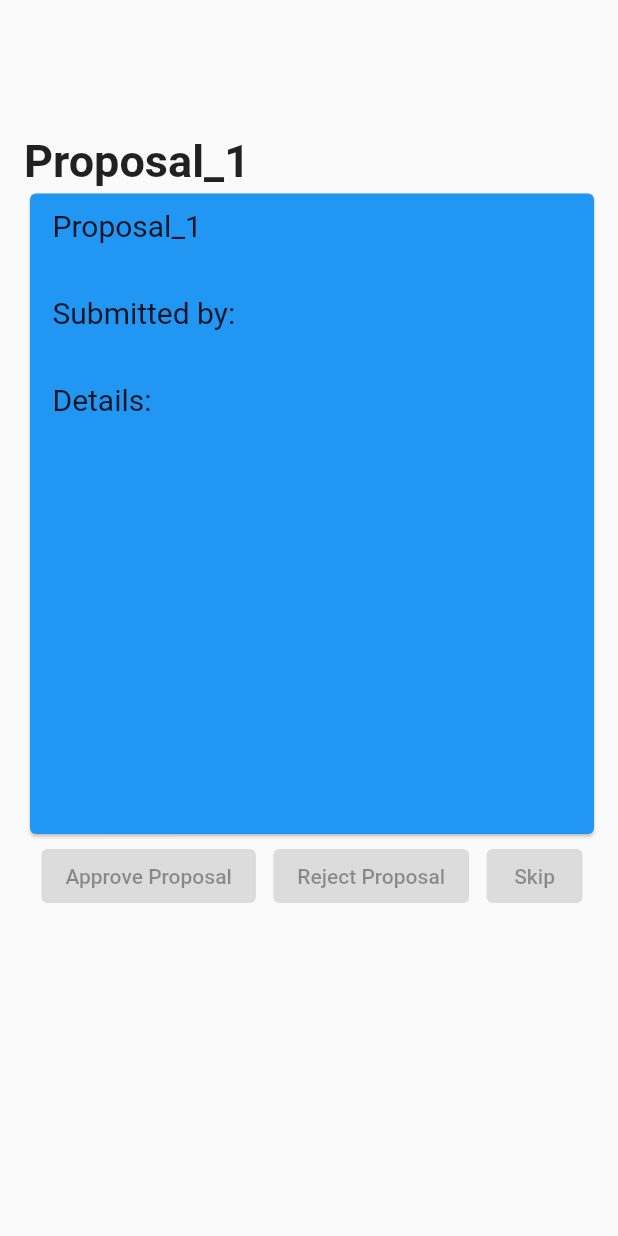
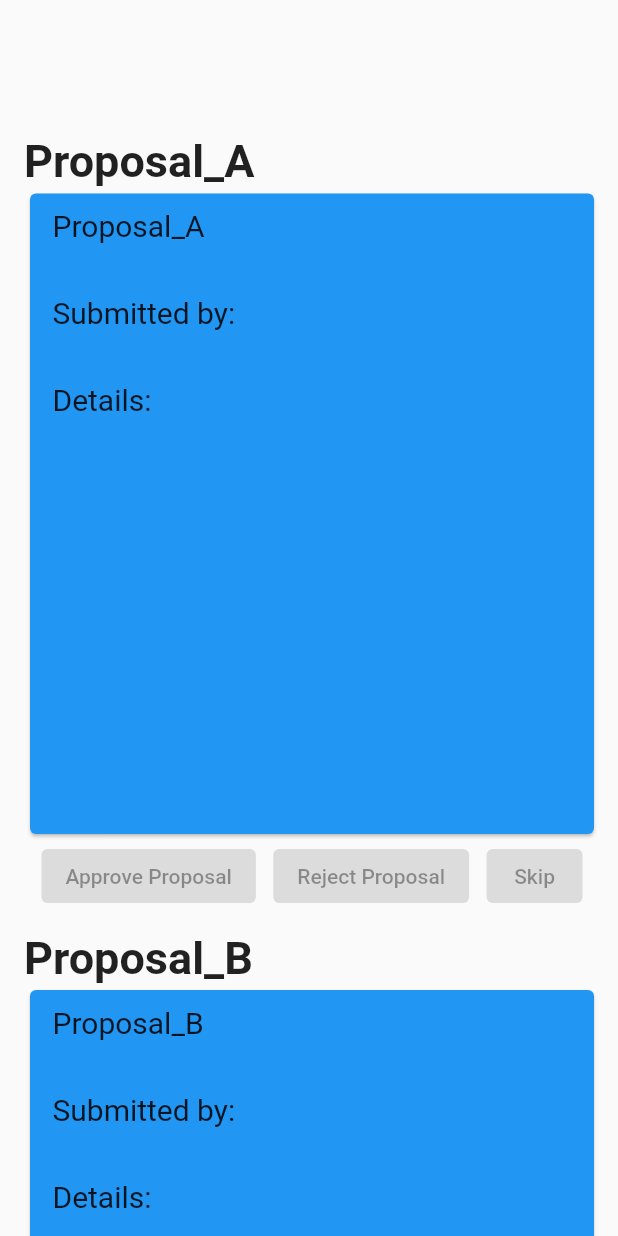
Before and after one commit to YousifT/Nomad_Application, a Flutter app: the ProposalPage screen opened directly, on a phone screen of 412 x 824 dp. Run offline on Flutter 3.47's test engine with Material 2 defaults, Android fonts, the phone set to English and light mode, and no system bars; our stand-ins replace carousel_slider, cloud_firestore, firebase_auth, firebase_core, location; accounts and stored records are empty; statements that could not run were skipped.

Commit message:
dynamic proposal column

```diff
--- a/nomad/lib/Global_Var.dart
+++ b/nomad/lib/Global_Var.dart
@@ -11,7 +11,7 @@ import 'package:nomad/Pages/UserProfile.dart';
 
 double? global_Latitude;
 double? global_Longitude;
-bool global_LoggedIn = false;
+bool global_LoggedIn = true;
 bool global_isAdmin = true;
 
 var global_LoggedIn_Pages = [
--- a/nomad/lib/Pages/Admin_Pages/Proposals_page.dart
+++ b/nomad/lib/Pages/Admin_Pages/Proposals_page.dart
@@ -8,16 +8,38 @@ class ProposalPage extends StatefulWidget {
   State<ProposalPage> createState() => _ProposalPageState();
 }
 
+var list_of_Proposals = [
+  AdminPropsals("Proposal_1", ["Proposal_1", "Submitted by:", "Details:"]),
+  AdminPropsals("Proposal_2", ["Proposal_2", "Submitted by:", "Details:"]),
+  AdminPropsals("Proposal_3", ["Proposal_3", "Submitted by:", "Details:"])
+];
+
+Future<void>? getProposals() {
+  // Connect to DB
+  // Get all Proposals from DB
+  // update list_of_Proposals
+  list_of_Proposals = [];
+  list_of_Proposals = [
+    AdminPropsals("Proposal_A", ["Proposal_A", "Submitted by:", "Details:"]),
+    AdminPropsals("Proposal_B", ["Proposal_B", "Submitted by:", "Details:"]),
+    AdminPropsals("Proposal_C", ["Proposal_C", "Submitted by:", "Details:"])
+  ];
+}
+
 class _ProposalPageState extends State<ProposalPage> {
   @override
   Widget build(BuildContext context) {
+    getProposals();
     return Scaffold(
       body: Padding(
         padding: const EdgeInsets.fromLTRB(8, 80, 8, 0),
-        child: Column(children: [
-          AdminPropsals(
-              "Proposal_1", ["Proposal_1", "Submitted by:", "Details:"])
-        ]),
+        child: Expanded(
+          child: SingleChildScrollView(
+            physics: ClampingScrollPhysics(),
+            child: Column(
+                children: [for (var proposal in list_of_Proposals) proposal]),
+          ),
+        ),
       ),
     );
   }
```
Also changed, not shown: 1 other file.
